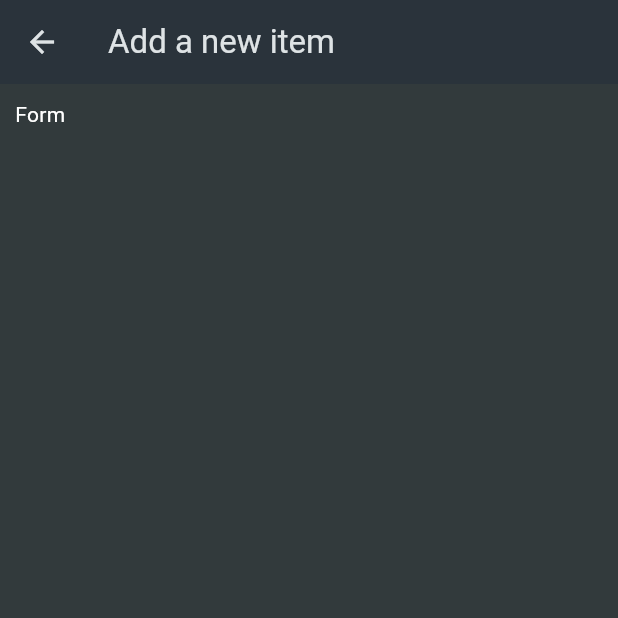
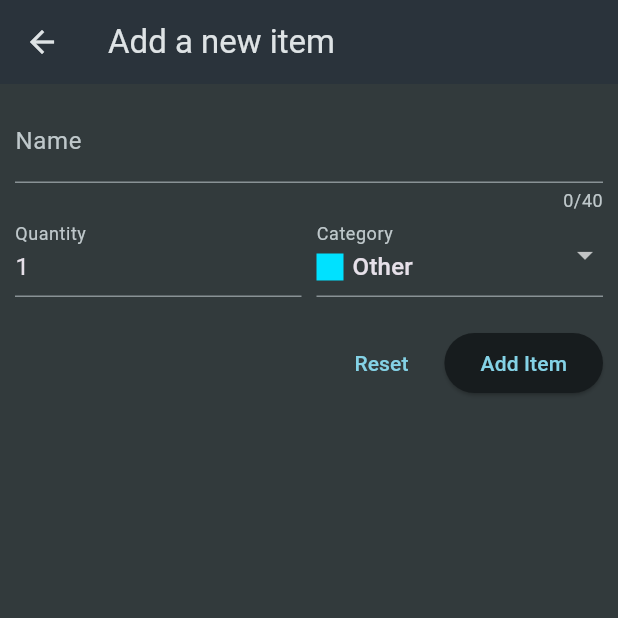
Before and after one commit to FatihYigit35/shopping_notes, a Flutter app: the screen it shows after launch, after a tap on the "add" icon, on a phone screen of 412 x 824 dp, the top half of it. Run offline on Flutter 3.47's test engine with Material 3 defaults, Android fonts, the light colour scheme and no system bars; our stand-ins replace logger.

Commit message:
new items can now be added within the app

```diff
--- a/lib/widget/new_item.dart
+++ b/lib/widget/new_item.dart
@@ -1,4 +1,9 @@
 import 'package:flutter/material.dart';
+import 'package:logger/logger.dart';
+import 'package:shopping_notes/data/categories.dart';
+import 'package:shopping_notes/model/categories.dart';
+import 'package:shopping_notes/model/shopping_item.dart';
+import 'package:uuid/uuid.dart';
 
 class NewItem extends StatefulWidget {
   const NewItem({super.key});
@@ -8,6 +13,30 @@ class NewItem extends StatefulWidget {
 }
 
 class _NewItemState extends State<NewItem> {
+  final uuid = const Uuid();
+  final _formKey = GlobalKey<FormState>();
+  var _enteredName = '';
+  var _enteredQuantity = 1;
+  var _selectedCategory = categories[Categories.other]!;
+
+  void _addItem() {
+    if (_formKey.currentState!.validate()) {
+      _formKey.currentState!.save();
+
+      final item = ShoppingItem(
+        id: uuid.v8(),
+        name: _enteredName,
+        quantity: _enteredQuantity,
+        category: _selectedCategory,
+      );
+
+      final logger = Logger();
+      logger.d('Item id: ${item.id}');
+
+      Navigator.of(context).pop(item);
+    }
+  }
+
   @override
   Widget build(BuildContext context) {
     return Scaffold(
@@ -16,9 +45,105 @@ class _NewItemState extends State<NewItem> {
       ),
       body: Padding(
         padding: const EdgeInsets.all(10),
-        child: Text(
-          'Form',
-          style: TextStyle(color: Colors.white),
+        child: Form(
+          key: _formKey,
+          child: Column(
+            children: [
+              TextFormField(
+                maxLength: 40,
+                decoration: const InputDecoration(
+                  labelText: 'Name',
+                ),
+                validator: (value) {
+                  if (value == null ||
+                      value.isEmpty ||
+                      value.trim().length <= 1) {
+                    return 'Please enter some text';
+                  }
+                  return null;
+                },
+                onSaved: (newValue) {
+                  _enteredName = newValue!;
+                },
+              ),
+              Row(
+                children: [
+                  Expanded(
+                    child: TextFormField(
+                      decoration: const InputDecoration(
+                        labelText: 'Quantity',
+                      ),
+                      keyboardType: TextInputType.number,
+                      initialValue: _enteredQuantity.toString(),
+                      validator: (value) {
+                        if (value == null ||
+                            value.isEmpty ||
+                            int.tryParse(value) == null ||
+                            int.tryParse(value)! <= 0) {
+                          return 'Please enter some number';
+                        }
+                        return null;
+                      },
+                      onSaved: (newValue) {
+                        _enteredQuantity = int.parse(newValue!);
+                      },
+                    ),
+                  ),
+                  const SizedBox(width: 10),
+                  Expanded(
+                    child: DropdownButtonFormField(
+                      decoration: const InputDecoration(
+                        labelText: 'Category',
+                      ),
+                      value: _selectedCategory,
+                      items: [
+                        for (final category in categories.entries)
+                          DropdownMenuItem(
+                            value: category.value,
+                            child: Row(
+                              children: [
+                                Container(
+                                  width: 18,
+                                  height: 18,
+                                  color: category.value.color,
+                                ),
+                                const SizedBox(
+                                  width: 6,
+                                ),
+                                Text(category.value.title)
+                              ],
+                            ),
+                          )
+                      ],
+                      onChanged: (value) {
+                        setState(() {
+                          _selectedCategory = value!;
+                        });
+                        // _selectedCategory = value!;
+                      },
+                    ),
+                  )
+                ],
+              ),
+              const SizedBox(height: 20),
+              Row(
+                mainAxisAlignment: MainAxisAlignment.end,
+                children: [
+                  TextButton(
+                    onPressed: () {
+                      _formKey.currentState!.reset();
+                    },
+                    child: const Text('Reset'),
+                  ),
+                  const SizedBox(width: 10),
+                  ElevatedButton(
+                    onPressed: _addItem,
+                    child: const Text('Add Item'),
+                  ),
+                ],
+              )
+            ],
+          ),
         ),
       ),
     );
--- a/lib/widget/shopping_notes.dart
+++ b/lib/widget/shopping_notes.dart
@@ -1,5 +1,5 @@
 import 'package:flutter/material.dart';
-import 'package:shopping_notes/data/dummy_items.dart';
+import 'package:shopping_notes/model/shopping_item.dart';
 import 'package:shopping_notes/widget/new_item.dart';
 import 'package:shopping_notes/widget/shopping_note_item.dart';
 
@@ -11,18 +11,28 @@ class ShoppingNotes extends StatefulWidget {
 }
 
 class _ShoppingNotesState extends State<ShoppingNotes> {
-  void _addItem() {
-    Navigator.of(context).push(
+  final List<ShoppingItem> _shoppingNotes = [];
+
+  void _addItem() async {
+    final newItem = await Navigator.of(context).push<ShoppingItem>(
       MaterialPageRoute(
         builder: (context) => const NewItem(),
       ),
     );
+
+    if (newItem != null) {
+      _addItemToList(newItem);
+    }
+  }
+
+  void _addItemToList(ShoppingItem item) {
+    setState(() {
+      _shoppingNotes.add(item);
+    });
   }
 
   @override
   Widget build(BuildContext context) {
-    final list = shoppingNotes;
-
     return Scaffold(
       appBar: AppBar(
         title: const Text('Your Shopping Notes'),
@@ -36,9 +46,9 @@ class _ShoppingNotesState extends State<ShoppingNotes> {
         ],
       ),
       body: ListView.builder(
-        itemCount: list.length,
+        itemCount: _shoppingNotes.length,
         itemBuilder: (context, index) => ShoppingNoteItem(
-          item: list[index],
+          item: _shoppingNotes[index],
         ),
       ),
     );
```
Also changed, not shown: lib/widget/shopping_note_item.dart (+0 -36 lines).
